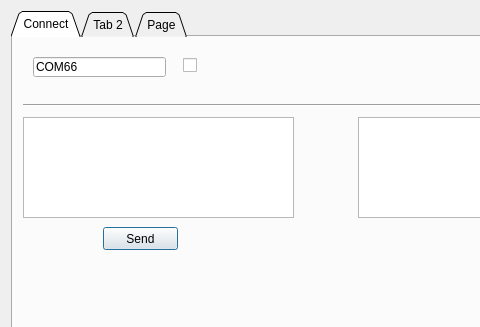
Above: canview.ui from libriIPcko/RVC before the change; both pictures show x 0 to 480 and y 0 to 327 of the 667 by 590 pixel window. Below: the same form after it.
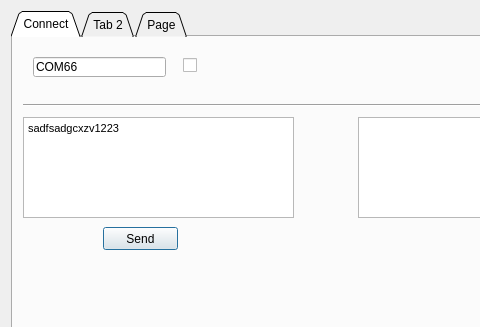
That is the form after the change.

The edit to the form file:
```diff
--- a/canview.ui
+++ b/canview.ui
@@ -107,6 +107,17 @@
          <height>101</height>
         </rect>
        </property>
+       <property name="readOnly">
+        <bool>false</bool>
+       </property>
+       <property name="html">
+        <string>&lt;!DOCTYPE HTML PUBLIC &quot;-//W3C//DTD HTML 4.0//EN&quot; &quot;http://www.w3.org/TR/REC-html40/strict.dtd&quot;&gt;
+&lt;html&gt;&lt;head&gt;&lt;meta name=&quot;qrichtext&quot; content=&quot;1&quot; /&gt;&lt;style type=&quot;text/css&quot;&gt;
+p, li { white-space: pre-wrap; }
+&lt;/style&gt;&lt;/head&gt;&lt;body style=&quot; font-family:'MS Shell Dlg 2'; font-size:8.25pt; font-weight:400; font-style:normal;&quot;&gt;
+&lt;p style=&quot; margin-top:0px; margin-bottom:0px; margin-left:0px; margin-right:0px; -qt-block-indent:0; text-indent:0px;&quot;&gt;sadfsadgcxzv1223&lt;/p&gt;
+&lt;p style=&quot;-qt-paragraph-type:empty; margin-top:0px; margin-bottom:0px; margin-left:0px; margin-right:0px; -qt-block-indent:0; text-indent:0px;&quot;&gt;&lt;br /&gt;&lt;/p&gt;&lt;/body&gt;&lt;/html&gt;</string>
+       </property>
       </widget>
       <widget class="QTextBrowser" name="RX_textBrowser_2">
        <property name="geometry">
```
Left out of the diff: 3 changed lines with no effect on the pictures.
